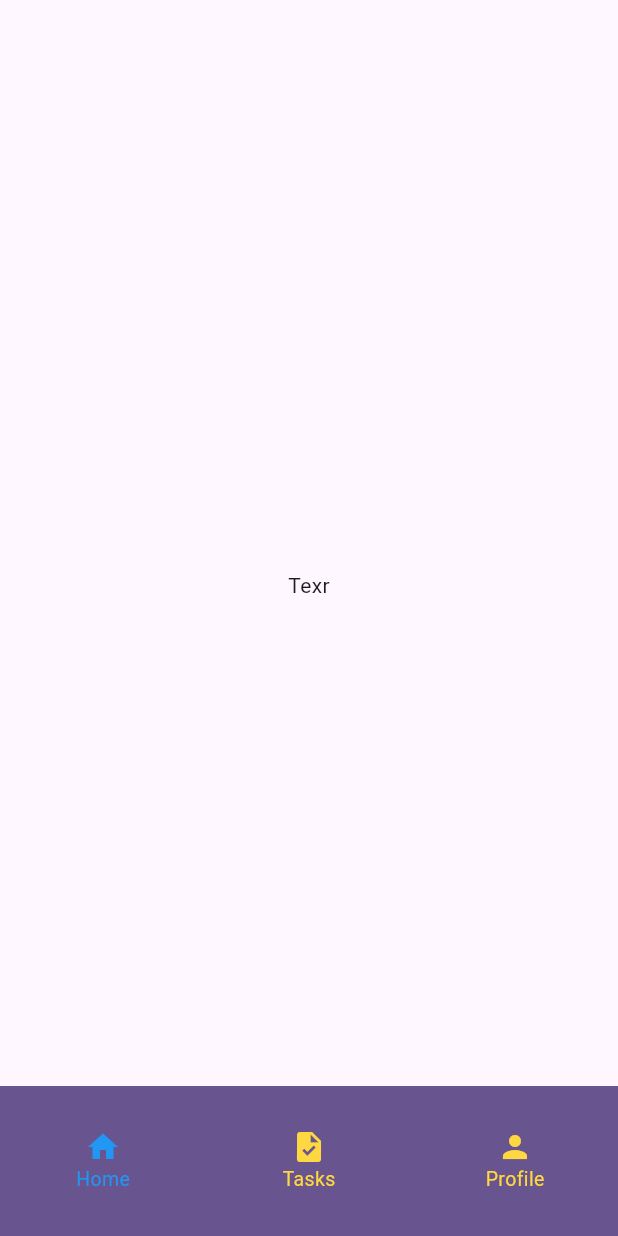
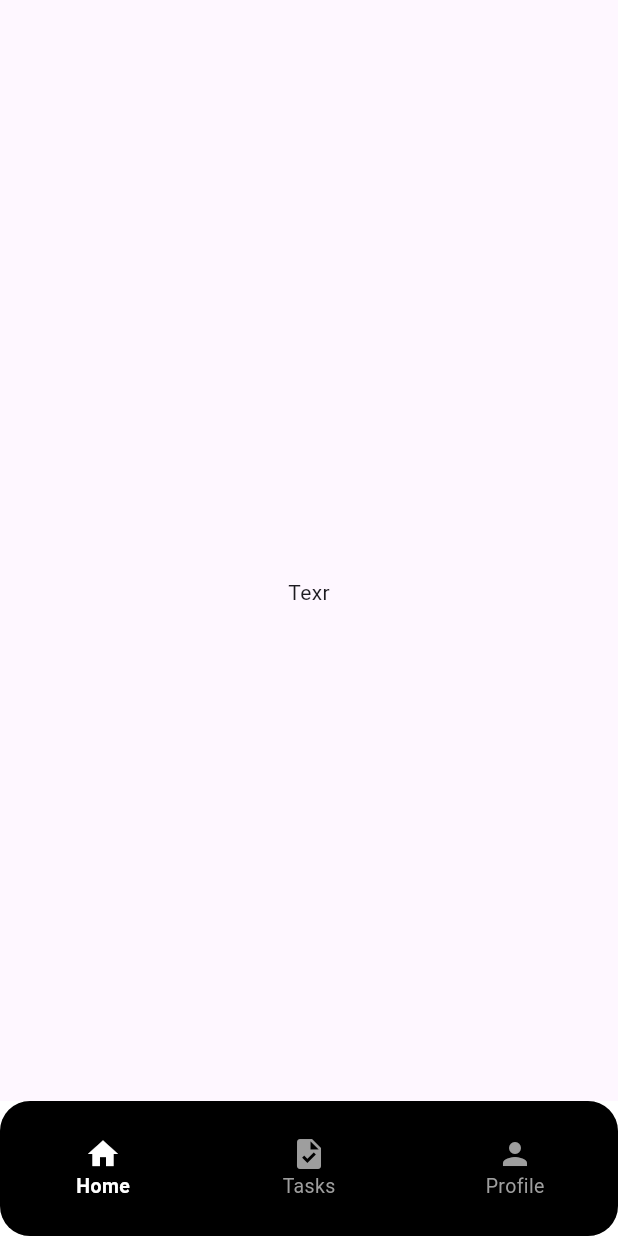
Before and after one commit to mervinkogei/flutter_trial_todo_app, a Flutter app: the DashBoardScreen screen opened directly, on a phone screen of 412 x 824 dp. Run offline on Flutter 3.47's test engine with Material 3 defaults, Android fonts, the phone set to English and light mode, and no system bars; missing offline and left inert: splash_view.

Commit message:
refactor: Refactored the bottom Navigation Bar and styled it

```diff
--- a/lib/Screens/dashboard_nav.dart
+++ b/lib/Screens/dashboard_nav.dart
@@ -24,6 +24,7 @@ class CustomPageRoute extends MaterialPageRoute {
 
 class _DashBoardScreenState extends State<DashBoardScreen>  with WidgetsBindingObserver{
 
+/// Add Navigators keys for the Bottom Navigation Items
 final List<GlobalKey<NavigatorState>> _navigatorKeys = [
     GlobalKey<NavigatorState>(),
     GlobalKey<NavigatorState>(),
@@ -41,37 +42,39 @@ final List<GlobalKey<NavigatorState>> _navigatorKeys = [
   Widget build(BuildContext context) {
       return Scaffold(
         resizeToAvoidBottomInset: true,
-        backgroundColor: Colors.transparent,
+        backgroundColor: Colors.white,
         bottomNavigationBar: ClipRRect(
+          borderRadius: BorderRadius.circular(20),
             child: SizedBox(
-          height: 100,
+          height: 90,
           child: BottomNavigationBar(
             selectedFontSize: 13,
             unselectedFontSize: 13,
             type: BottomNavigationBarType.fixed,
-            backgroundColor: Theme.of(context).primaryColor,
+            backgroundColor: Colors.black,
             showUnselectedLabels: true,
             showSelectedLabels: true,
             items:  const <BottomNavigationBarItem>[
               BottomNavigationBarItem(
                 icon:  Icon(Icons.home),
-                activeIcon: Icon(Icons.home, color: Colors.blue,),
+                activeIcon: Icon(Icons.home, color: Colors.white,),
                 label: "Home",
               ),
               BottomNavigationBarItem(
                 icon: Icon(Icons.task),
-                activeIcon:  Icon(Icons.task, color: Colors.blue,),
+                activeIcon:  Icon(Icons.task, color: Colors.white,),
                 label: 'Tasks',
               ),
              BottomNavigationBarItem(
                 icon: Icon(Icons.person),
-                activeIcon: Icon(Icons.person, color: Colors.blue,),
+                activeIcon: Icon(Icons.person, color: Colors.white,),
                 label: 'Profile',
               ),
             ],
             currentIndex: _selectedIndex,
-            selectedItemColor: Colors.blue,
-            unselectedItemColor: Colors.amberAccent,
+            selectedItemColor: Colors.white,
+            selectedLabelStyle: const TextStyle(fontWeight: FontWeight.bold),
+            unselectedItemColor: Colors.grey,
             onTap: (index) {
               Navigator.pushReplacement(
                   context,
@@ -84,15 +87,12 @@ final List<GlobalKey<NavigatorState>> _navigatorKeys = [
             },
           ),
         )),
-        body: Container(
-          // decoration: Color.green,
-          child: Stack(
-            children: [
-              _buildOffstageNavigator(0),
-              _buildOffstageNavigator(1),
-              _buildOffstageNavigator(2),
-            ],
-          ),
+        body: Stack(
+          children: [
+            _buildOffstageNavigator(0),
+            _buildOffstageNavigator(1),
+            _buildOffstageNavigator(2),
+          ],
         ),
       );
   }
```
